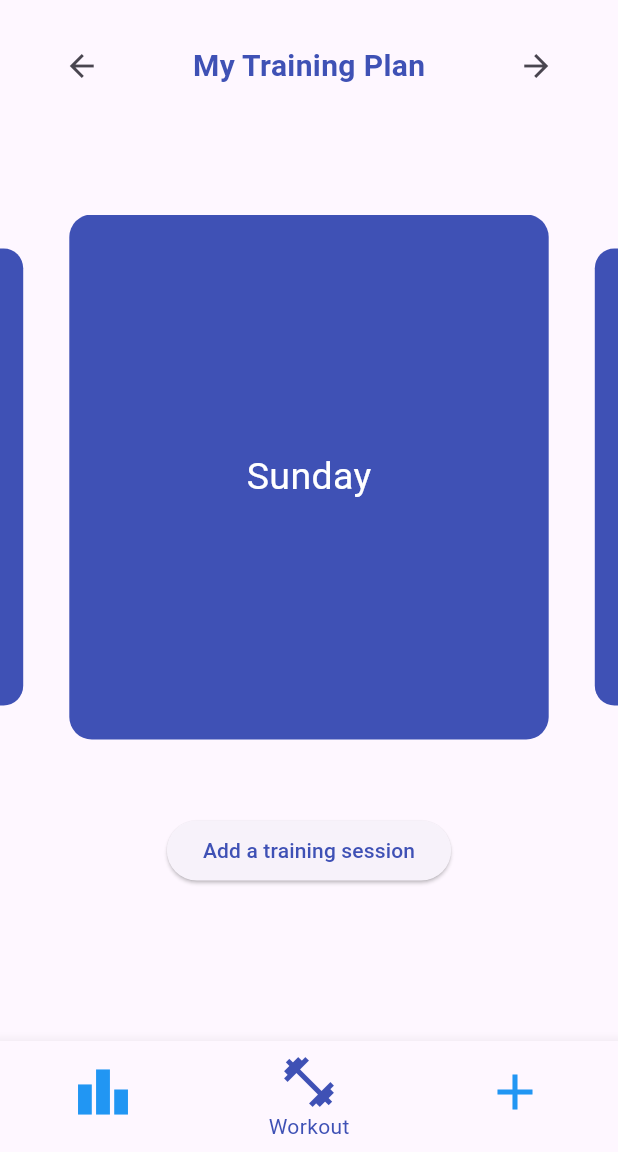
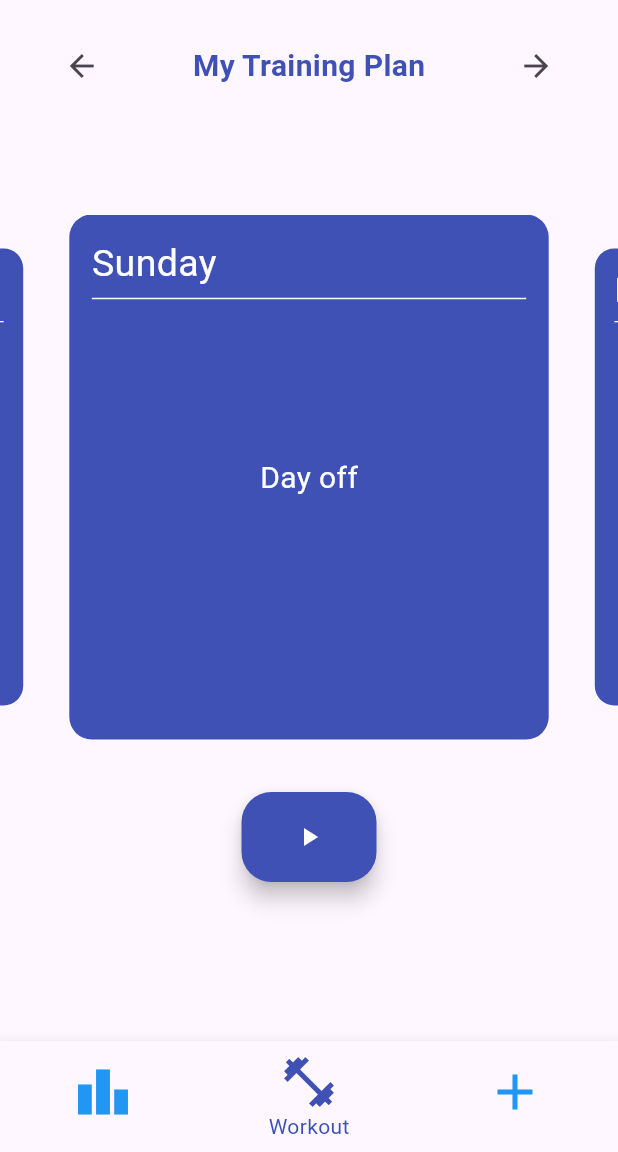
Before and after one commit to yunusdemirli/gymbuddy, a Flutter app: the screen it shows after launch, on a phone screen of 412 x 824 dp, the part 84-1236 px from its top. Run offline on Flutter 3.47's test engine with Material 3 defaults, Android fonts, the phone set to English and light mode, and no system bars; drawn by our look-alikes of carousel_slider.

Commit message:
v0.0.4 new carouselslider file

```diff
--- /dev/null
+++ b/lib/_widgets/carouselslider.dart
@@ -0,0 +1,68 @@
+import 'package:carousel_slider/carousel_slider.dart';
+import 'package:flutter/material.dart';
+import 'package:gymbuddy_github/workoutpage/workout_of_the_day.dart';
+
+class MyCarouselslider extends StatelessWidget {
+
+  final CarouselController mycarouselController;
+  final int _isDayOff = 0;
+  const MyCarouselslider({super.key, required this.mycarouselController});
+
+  @override
+  Widget build(BuildContext context) {
+
+    DateTime now = DateTime.now();
+    int weekday = now.weekday;
+    final List<String> days = [
+      "Monday",
+      "Tuesday",
+      "Wednesday",
+      "Thursday",
+      "Friday",
+      "Saturday",
+      "Sunday"
+    ];
+
+    return CarouselSlider(
+
+      items: days.map((day) {
+        return GestureDetector(
+          onTap: () {
+            Navigator.push(context, MaterialPageRoute(builder: (context) => ListOfWorkout(selectedDay: day,)));
+          },
+          child: Container(
+            height: 350,
+            width: MediaQuery.of(context).size.width,
+            margin: const EdgeInsets.symmetric(horizontal: 5),
+            decoration: BoxDecoration(
+              color: Colors.indigo,
+              borderRadius: BorderRadius.circular(15),
+            ),
+            alignment: Alignment.topLeft,
+            padding: const EdgeInsets.all(15),
+            child: Column(
+              crossAxisAlignment: CrossAxisAlignment.start,
+              children: [
+                Text(day, style: const TextStyle(color: Colors.white, fontSize: 25,),),
+                const Divider(height: 10, color: Colors.white,),
+                _isDayOff == 0 ? const Column(
+                  children: [
+                    SizedBox(height: 100,),
+                    Center(child: Text("Day off", style: TextStyle(color: Colors.white, fontSize: 20),))
+                  ],
+                ) : const SizedBox.shrink(),
+              ],
+            )
+          ),
+        );
+
+      }).toList(),
+      options: CarouselOptions(
+        height: 350,
+        enlargeCenterPage: true,
+        initialPage: weekday,
+      ),
+      carouselController: mycarouselController,
+    );
+  }
+}
--- a/lib/workoutpage/workout.dart
+++ b/lib/workoutpage/workout.dart
@@ -1,7 +1,6 @@
 import 'package:carousel_slider/carousel_slider.dart';
 import 'package:flutter/material.dart';
-import 'package:gymbuddy_github/morepage/more.dart';
-import 'package:gymbuddy_github/workoutpage/list_of_workout.dart';
+import 'package:gymbuddy_github/_widgets/carouselslider.dart';
 
 class Workout extends StatefulWidget {
   const Workout({super.key});
@@ -12,22 +11,11 @@ class Workout extends StatefulWidget {
 
 class _WorkoutState extends State<Workout> {
 
-  final CarouselController _carouselController = CarouselController();
+  final CarouselController carouselController = CarouselController();
+
 
   @override
   Widget build(BuildContext context) {
-
-    DateTime now = DateTime.now();
-    int weekday = now.weekday;
-    final List<String> days = [
-      "Monday",
-      "Tuesday",
-      "Wednesday",
-      "Thursday",
-      "Friday",
-      "Saturday",
-      "Sunday"
-    ];
 
     return Center(
       child: Column(
@@ -41,7 +29,7 @@ class _WorkoutState extends State<Workout> {
 
                 IconButton(
                   onPressed: () {
-                    _carouselController.previousPage(
+                    carouselController.previousPage(
                       curve: Curves.easeIn,
                     );
                   },
@@ -57,7 +45,7 @@ class _WorkoutState extends State<Workout> {
 
                 IconButton(
                   onPressed: () {
-                    _carouselController.nextPage(
+                    carouselController.nextPage(
                       curve: Curves.easeIn,
                     );
                   },
@@ -71,38 +59,23 @@ class _WorkoutState extends State<Workout> {
 
           const SizedBox(height: 75,),
 
+          MyCarouselslider(mycarouselController: carouselController,),
 
-          CarouselSlider(
-            items: days.map((day) {
+          const SizedBox(height: 35,),
 
-              return GestureDetector(
-                onTap: () {
-                  Navigator.push(context, MaterialPageRoute(builder: (context) => ListOfWorkout(selectedDay: day,)));
-                },
-                child: Container(
-                  height: 350,
-                  width: MediaQuery.of(context).size.width,
-                  margin: const EdgeInsets.symmetric(horizontal: 5),
-                  decoration: BoxDecoration(
-                    color: Colors.indigo,
-                    borderRadius: BorderRadius.circular(15),
-                  ),
-                  alignment: Alignment.center,
-                  child: Text(day, style: const TextStyle(color: Colors.white, fontSize: 25))),
-              );
-
-            }).toList(),
-            options: CarouselOptions(
-              height: 350,
-              enlargeCenterPage: true,
-              initialPage: weekday,
+          SizedBox(
+            height: 60,
+            width: 90,
+            child: FloatingActionButton(
+              onPressed: () {},
+              backgroundColor: Colors.indigo,
+              splashColor: Colors.indigoAccent,
+              shape: RoundedRectangleBorder(
+                borderRadius: BorderRadius.circular(20),
+              ),
+              child: const Icon(Icons.play_arrow, size: 20, color: Colors.white,)
             ),
-            carouselController: _carouselController,
-          ),
-
-          const SizedBox(height: 50,),
-
-          ElevatedButton(onPressed: () {}, child: const Text('Add a training session', style: TextStyle(color: Colors.indigo),))
+          )
         ],
       ),
     );
--- a/lib/workoutpage/list_of_workout.dart
+++ b/lib/workoutpage/workout_of_the_day.dart
@@ -10,7 +10,7 @@ import 'package:gymbuddy_github/workoutpage/7sunday.dart';
 class ListOfWorkout extends StatelessWidget {
 
   final String selectedDay;
-  const ListOfWorkout({Key? key, required this.selectedDay}) : super(key: key);
+  const ListOfWorkout({super.key, required this.selectedDay});
 
   Widget getDayContent() {
     switch (selectedDay) {
```
